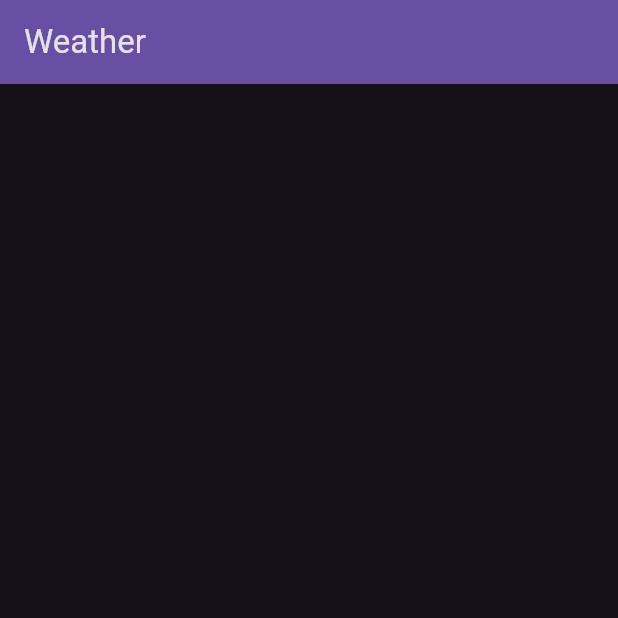
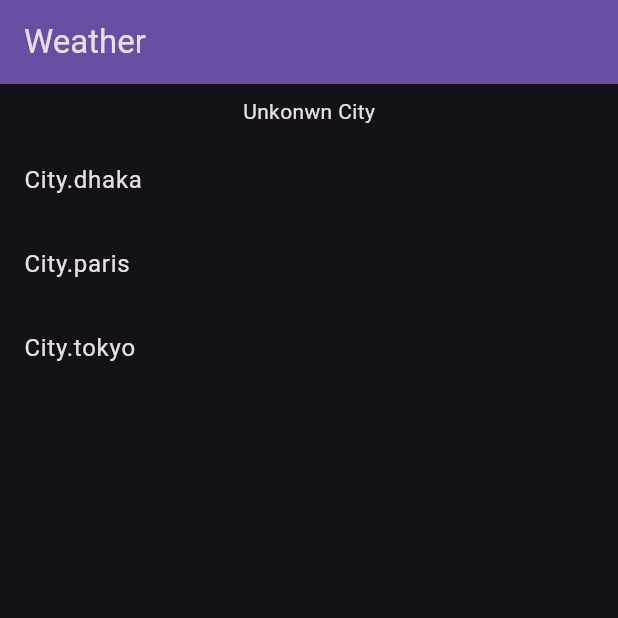
Before and after one commit to ahmadhabibshovo/Roverpod, a Flutter app: the screen it shows after launch, on a phone screen of 412 x 824 dp, the top half of it. Run offline on Flutter 3.47's test engine with Material 3 defaults, Android fonts, the phone set to English and light mode, and no system bars; our stand-ins replace hooks_riverpod.

Commit message:
Add weather functionality and city selection to main app

```diff
--- a/example3/lib/main.dart
+++ b/example3/lib/main.dart
@@ -5,6 +5,24 @@ import 'package:hooks_riverpod/legacy.dart';
 void main() {
   runApp(ProviderScope(child: const MyApp()));
 }
+
+enum City { dhaka, paris, tokyo }
+
+typedef WeatherEmoji = String;
+
+Future<WeatherEmoji> getWeather(City city) {
+  return Future.delayed(Duration(seconds: 2), () {
+    return {City.dhaka: "🌦️", City.paris: "🌞", City.tokyo: "❄️"}[city]!;
+  });
+}
+
+final cityProvider = StateProvider<City?>((ref) => null);
+
+final weatherProvider = FutureProvider<WeatherEmoji>((ref) {
+  final city = ref.watch(cityProvider);
+
+  return city == null ? "Unkonwn City" : getWeather(city);
+});
 
 class MyApp extends StatelessWidget {
   const MyApp({super.key});
@@ -38,7 +56,38 @@ class MyHomePage extends ConsumerWidget {
       body: Center(
         child: Column(
           mainAxisAlignment: MainAxisAlignment.center,
-          children: [],
+          children: [
+            Padding(
+              padding: EdgeInsetsGeometry.all(8),
+              child: ref
+                  .watch(weatherProvider)
+                  .when(
+                    data: (data) {
+                      return Text(data);
+                    },
+                    error: (obj, tracre) {
+                      Text("Something Wrong");
+                    },
+                    loading: () => Center(child: CircularProgressIndicator()),
+                  ),
+            ),
+            Expanded(
+              child: ListView.builder(
+                itemCount: City.values.length,
+                itemBuilder: (context, index) {
+                  final selectedCity = ref.watch(cityProvider);
+                  return ListTile(
+                    onTap: () => ref.read(cityProvider.notifier).state =
+                        City.values[index],
+                    title: Text(City.values[index].toString()),
+                    trailing: selectedCity == City.values[index]
+                        ? Icon(Icons.check)
+                        : null,
+                  );
+                },
+              ),
+            ),
+          ],
         ),
       ),
     );
```
